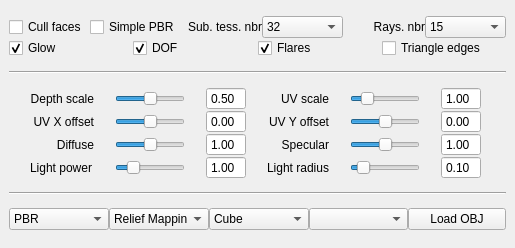
kmkolasinski/AwesomeBump, file Sources/dockwidget3dsettings.ui: the form before one commit.
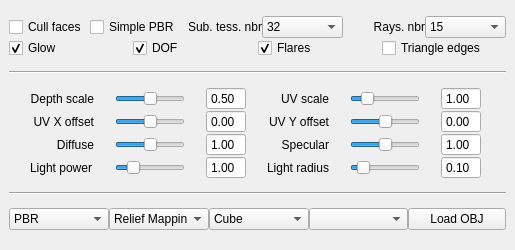
The form after the commit.

```diff
--- a/Sources/dockwidget3dsettings.ui
+++ b/Sources/dockwidget3dsettings.ui
@@ -10,7 +10,7 @@
     <x>0</x>
     <y>0</y>
     <width>515</width>
-    <height>248</height>
+    <height>250</height>
    </rect>
   </property>
   <property name="sizePolicy">
@@ -28,7 +28,7 @@
   <property name="maximumSize">
    <size>
     <width>524287</width>
-    <height>2000</height>
+    <height>250</height>
    </size>
   </property>
   <property name="windowOpacity">
```
